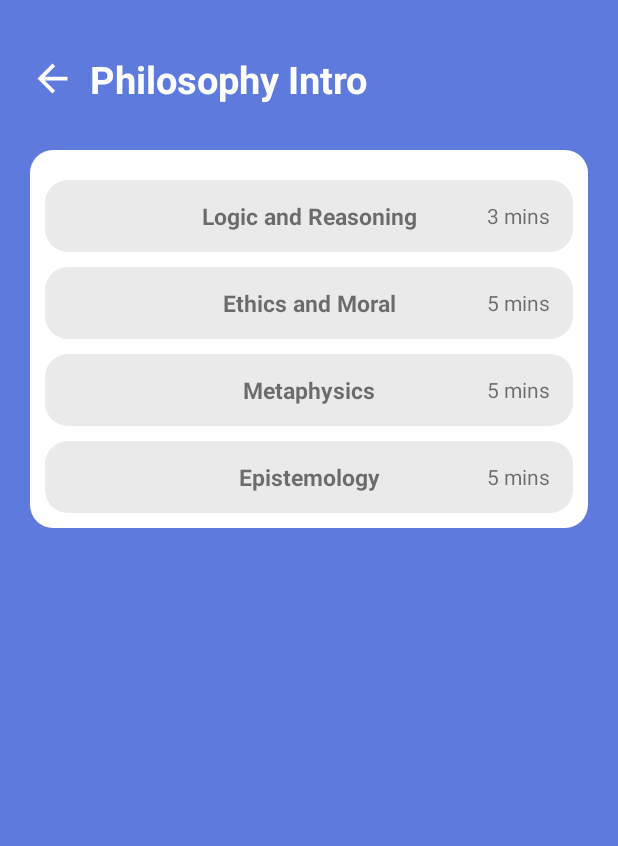
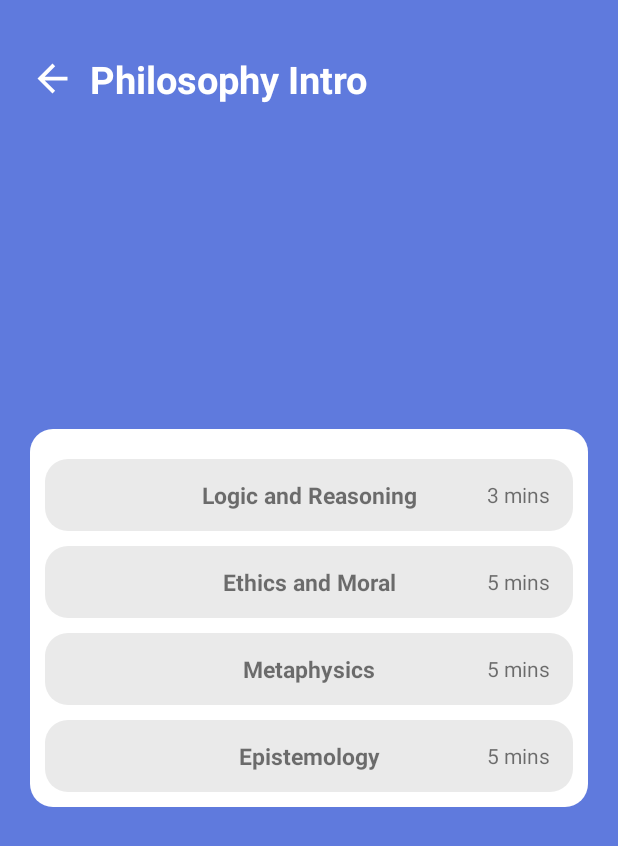
Before and after one commit to PedroVictorCoding/einstein2, an Android app: the PhilosophyIntroContent screen opened directly, with no data from a screen before it, on a phone screen of 412 x 824 dp. Shown: the top 846 px of the screen. Run offline under Robolectric (Android 15) with nearby library versions, the phone set to English and light mode, and no system bars.

Commit message:
minorUpdate - Button fixes

```diff
--- a/app/build.gradle
+++ b/app/build.gradle
@@ -44,5 +44,6 @@ dependencies {
     //small buttons: Material Chip View
     implementation 'com.robertlevonyan.view:MaterialChipView:1.2.5'
 
-
+    //TextAnimation: TextSurface
+    implementation 'com.github.elevenetc:textsurface:0.9.1'
 }
--- a/app/src/main/java/com/night/einstein/courses/Philosophy/PhilosophyIntroContent.java
+++ b/app/src/main/java/com/night/einstein/courses/Philosophy/PhilosophyIntroContent.java
@@ -6,13 +6,14 @@ import android.support.v7.app.AppCompatActivity;
 import android.view.View;
 import android.view.WindowManager;
 import android.widget.Button;
+import android.widget.ImageButton;
 
 import com.night.einstein.R;
 import com.night.einstein.courses.Philosophy.contents.PhilosophyIntroLogic;
 
 public class PhilosophyIntroContent extends AppCompatActivity {
 
-    Button logicLayout, close;
+    Button logicLayout;
 
     @Override
     protected void onCreate(Bundle savedInstanceState) {
@@ -21,17 +22,6 @@ public class PhilosophyIntroContent extends AppCompatActivity {
         getWindow().setFlags(WindowManager.LayoutParams.FLAG_FULLSCREEN,
                 WindowManager.LayoutParams.FLAG_FULLSCREEN);
 
-        close = findViewById(R.id.close);
-        close.setOnClickListener(new View.OnClickListener() {
-            @Override
-            public void onClick(View v) {
-                //Moves from the current activity to the MainActivity
-                Intent terminate = new Intent(PhilosophyIntroContent.this, PhilosophyIntroActivity.class);
-                terminate.addFlags(Intent.FLAG_ACTIVITY_CLEAR_TOP);
-                startActivity(terminate);
-                finish();
-            }
-        });
 
         logicLayout = findViewById(R.id.logicButton);
         logicLayout.setOnClickListener(new View.OnClickListener() {
@@ -43,5 +33,14 @@ public class PhilosophyIntroContent extends AppCompatActivity {
             }
         });
 
+        Button close = findViewById(R.id.close);
+        close.setOnClickListener(new View.OnClickListener() {
+            @Override
+            public void onClick(View v) {
+                Intent intent = new Intent(PhilosophyIntroContent.this, PhilosophyIntroActivity.class);
+                intent.addFlags(Intent.FLAG_ACTIVITY_CLEAR_TOP);
+                startActivity(intent);
+            }
+        });
     }
 }
--- a/app/src/main/res/layout/activity_philosophy_intro_content.xml
+++ b/app/src/main/res/layout/activity_philosophy_intro_content.xml
@@ -3,37 +3,11 @@
     xmlns:tools="http://schemas.android.com/tools"
     android:layout_width="match_parent"
     android:layout_height="match_parent"
-    xmlns:app="http://schemas.android.com/apk/res-auto"
     android:background="@color/colorPrimary"
     tools:context=".courses.Philosophy.PhilosophyIntroContent"
     android:orientation="vertical">
 
-    <LinearLayout
-        android:layout_marginTop="35dp"
-        android:layout_marginStart="20dp"
-        android:layout_marginBottom="35dp"
-        android:layout_width="match_parent"
-        android:layout_height="wrap_content"
-        tools:ignore="UselessParent">
 
-        <Button
-            android:id="@+id/close"
-            android:backgroundTint="@android:color/white"
-            android:background="@drawable/ic_arrow_back_black_24dp"
-            android:layout_width="30dp"
-            android:layout_gravity="center"
-            android:layout_height="30dp" />
-        <TextView
-            android:layout_gravity="center"
-            android:layout_marginStart="10dp"
-            android:textColor="@android:color/white"
-            android:textStyle="bold"
-            android:textSize="25sp"
-            android:text="@string/philosophy_introduction"
-            android:layout_width="match_parent"
-            android:layout_height="wrap_content" />
-
-    </LinearLayout>
     <android.support.v4.widget.NestedScrollView
         android:layout_width="match_parent"
         android:layout_height="match_parent"
@@ -46,7 +20,7 @@
             android:background="@drawable/course_info_box"
             android:layout_marginStart="20dp"
             android:layout_marginEnd="20dp"
-            android:layout_marginTop="100dp"
+            android:layout_gravity="center"
             android:layout_width="fill_parent"
             android:layout_height="wrap_content"
             android:orientation="vertical">
@@ -220,4 +194,30 @@
 
     </android.support.v4.widget.NestedScrollView>
 
+    <LinearLayout
+        android:layout_marginTop="35dp"
+        android:layout_marginStart="20dp"
+        android:layout_marginBottom="35dp"
+        android:layout_width="match_parent"
+        android:layout_height="wrap_content"
+        tools:ignore="UselessParent">
+
+        <Button
+            android:id="@+id/close"
+            android:backgroundTint="@android:color/white"
+            android:background="@drawable/ic_arrow_back_black_24dp"
+            android:layout_width="30dp"
+            android:layout_gravity="center"
+            android:layout_height="30dp" />
+        <TextView
+            android:layout_gravity="center"
+            android:layout_marginStart="10dp"
+            android:textColor="@android:color/white"
+            android:textStyle="bold"
+            android:textSize="25sp"
+            android:text="@string/philosophy_introduction"
+            android:layout_width="match_parent"
+            android:layout_height="wrap_content" />
+
+    </LinearLayout>
 </FrameLayout>
```
Also changed, not shown: app/src/main/java/com/night/einstein/SplashScreen.java (+32 -0 lines), app/src/main/res/layout/activity_splash_screen.xml (+12 -11 lines).
